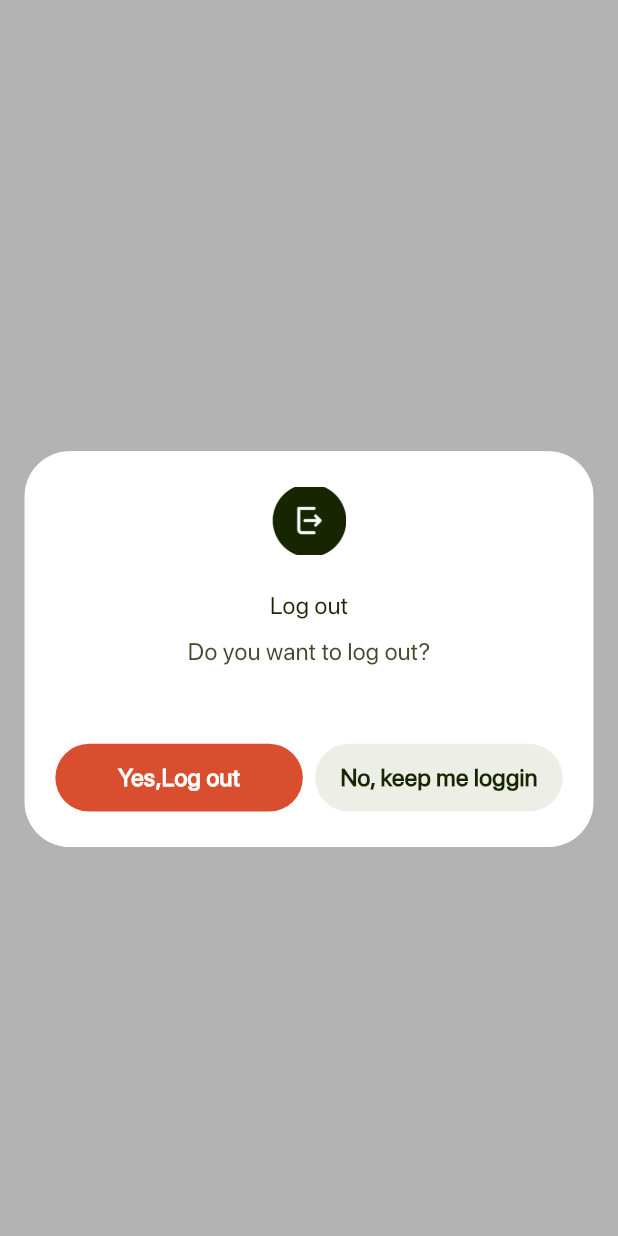
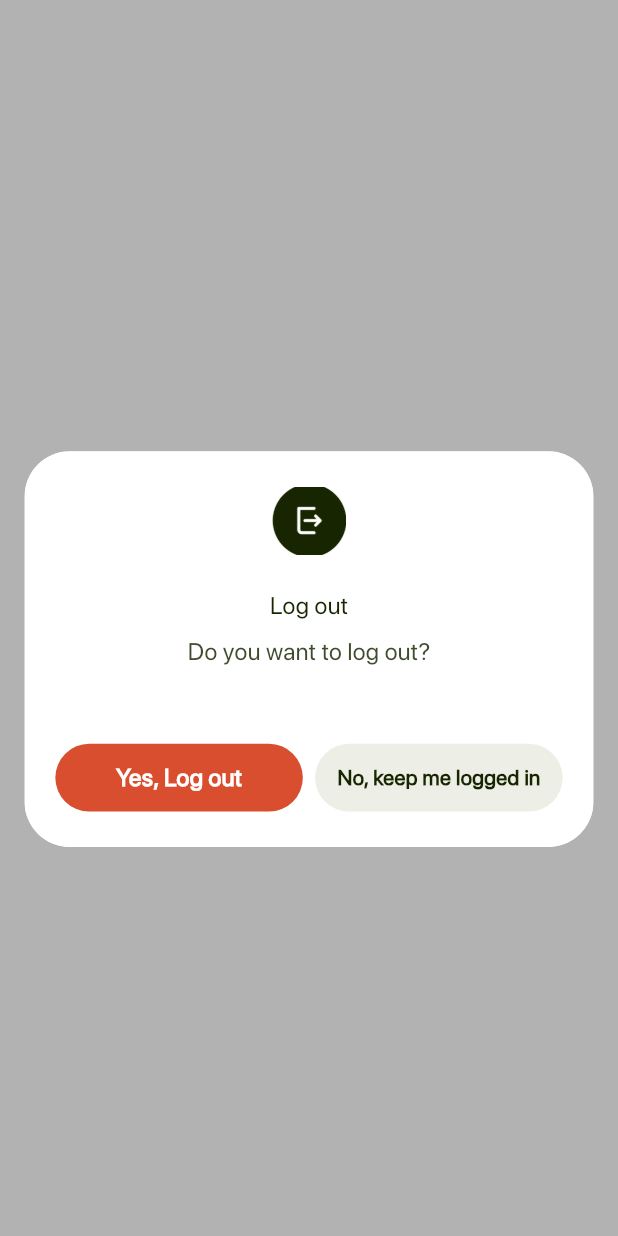
Before and after one commit to ahizaz/personal_wellness, a Flutter app: the Logout screen opened directly, on a phone screen of 412 x 824 dp. Run offline on Flutter 3.47's test engine with Material 3 defaults, Android fonts, the phone set to English and light mode, and no system bars; our stand-ins replace camera, firebase_auth, firebase_core, fl_chart, flutter_easyloading, flutter_screenutil and 10 more; accounts and stored records are empty; project files that could hold a hidden picture were left out.

Commit message:
logout work done

```diff
--- a/lib/feature/forgot_otp_verification.dart/controller/otp_verification_controller.dart
+++ b/lib/feature/forgot_otp_verification.dart/controller/otp_verification_controller.dart
@@ -40,7 +40,7 @@ class OtpVerificationController extends GetxController {
     if (email.isEmpty || otp.isEmpty) return false;
     EasyLoading.show(status: 'Verifying...');
     try {
-      print('Verifying URL: ${Urls.verifyemail}');
+
       final response = await http.post(
         Uri.parse(Urls.verifyemail),
         headers: {"Content-Type": "application/json"},
@@ -54,7 +54,7 @@ class OtpVerificationController extends GetxController {
       EasyLoading.dismiss();
       if (response.statusCode == 200) {
         final data = jsonDecode(response.body);
-        print('Decoded data: $data');
+
         final accessToken = data['accessToken'] ?? data['data']?['accessToken'];
         print('AccessToken (direct): ${data['accessToken']}');
         print('AccessToken (nested): ${data['data']?['accessToken']}');
--- a/lib/feature/profile_accountseetings/screen/logout.dart
+++ b/lib/feature/profile_accountseetings/screen/logout.dart
@@ -4,13 +4,16 @@ import 'package:flutter/material.dart';
 import 'package:flutter_screenutil/flutter_screenutil.dart';
 import 'package:get/get.dart';
 import 'package:personal_wellness/core/utils/constants/image_path.dart';
-import 'package:personal_wellness/feature/onboadring_create_account.dart/screen/sign_in_form.dart';
+import 'package:personal_wellness/feature/onboadring_create_account.dart/controller/sign_in_controller.dart';
 
 class Logout extends StatelessWidget {
   const Logout({super.key});
 
   @override
   Widget build(BuildContext context) {
+    // Find the SignInController (should be already initialized elsewhere)
+    final signInController = Get.put(SignInController());
+
     return Scaffold(
       backgroundColor: Colors.transparent,
       resizeToAvoidBottomInset: true,
@@ -18,12 +21,13 @@ class Logout extends StatelessWidget {
         children: [
           BackdropFilter(
             filter: ImageFilter.blur(sigmaX: 5, sigmaY: 5),
-            child: Container(color: Colors.black.withValues(alpha: 0.3)),
+            child: Container(color: Colors.black.withOpacity(0.3)),
           ),
-          SafeArea(child: Center(
+          SafeArea(
+            child: Center(
               child: SingleChildScrollView(
                 padding: EdgeInsets.only(
-                  top: 60.h, // এখানে top padding দেওয়া হয়েছে
+                  top: 60.h,
                   left: 16.w,
                   right: 16.w,
                   bottom: 16.h,
@@ -45,56 +49,70 @@ class Logout extends StatelessWidget {
                       crossAxisAlignment: CrossAxisAlignment.start,
                       children: [
                         Center(
-                          child: Image(image: AssetImage(ImagePath.logout),
-                          width: 48.w,height: 48.h,fit: BoxFit.cover,),
+                          child: Image(
+                            image: AssetImage(ImagePath.logout),
+                            width: 48.w,
+                            height: 48.h,
+                            fit: BoxFit.cover,
                           ),
-                        SizedBox(height: 24.h,),
+                        ),
+                        SizedBox(height: 24.h),
                         Center(
-                          child: Text("Log out",style: TextStyle(
+                          child: Text(
+                            "Log out",
+                            style: TextStyle(
                               fontFamily: "SFPro",
                               fontSize: 17.sp,
                               fontWeight: FontWeight.w500,
-                            color: Color(0xff172601)
-
-                          ),),
+                              color: Color(0xff172601),
                             ),
-                               SizedBox(height: 8.h,),
+                          ),
+                        ),
+                        SizedBox(height: 8.h),
                         Center(
-                          child: Text("Do you want to log out?",style: TextStyle(
+                          child: Text(
+                            "Do you want to log out?",
+                            style: TextStyle(
                               fontFamily: "SFPro",
                               fontSize: 17.sp,
                               fontWeight: FontWeight.w500,
-                            color: Color(0xff3E4B2C)
-
-                          ),),
+                              color: Color(0xff3E4B2C),
                             ),
-                        SizedBox(height: 53.h,),
+                          ),
+                        ),
+                        SizedBox(height: 53.h),
                         Row(
                           children: [
-                            Expanded(child: InkWell(
-                              onTap: (){
-                                Get.to(()=>SignInForm());
+                            Expanded(
+                              child: InkWell(
+                                onTap: () async {
+                                  await signInController.signOut();
                                 },
                                 child: Container(
                                   width: double.infinity,
                                   height: 48.h,
                                   decoration: BoxDecoration(
                                     color: Color(0xffD94E2E),
-                                  borderRadius: BorderRadius.circular(999.r)
+                                    borderRadius: BorderRadius.circular(999.r),
                                   ),
                                   child: Center(
-                                  child: Text("Yes,Log out",style:TextStyle(
+                                    child: Text(
+                                      "Yes, Log out",
+                                      style: TextStyle(
                                         fontFamily: "SFPro",
                                         fontSize: 17.sp,
                                         fontWeight: FontWeight.w600,
-                                    color: Color(0xffFFFFFF)
-                                  ),),
+                                        color: Color(0xffFFFFFF),
                                       ),
                                     ),
-                            )),
-                            SizedBox(width: 8.w,),
-                                  Expanded(child: InkWell(
-                                    onTap: (){
+                                  ),
+                                ),
+                              ),
+                            ),
+                            SizedBox(width: 8.w),
+                            Expanded(
+                              child: InkWell(
+                                onTap: () {
                                   Get.back();
                                 },
                                 child: Container(
@@ -102,18 +120,22 @@ class Logout extends StatelessWidget {
                                   height: 48.h,
                                   decoration: BoxDecoration(
                                     color: Color(0xffEDEEE6),
-                                                                    borderRadius: BorderRadius.circular(999.r)
+                                    borderRadius: BorderRadius.circular(999.r),
                                   ),
                                   child: Center(
-                                                                    child: Text("No, keep me loggin",style:TextStyle(
+                                    child: Text(
+                                      "No, keep me logged in",
+                                      style: TextStyle(
                                         fontFamily: "SFPro",
-                                    fontSize: 17.sp,
+                                        fontSize: 15.sp,
                                         fontWeight: FontWeight.w600,
                                         color: Color(0xff172601),
-                                                                    ),),
                                       ),
                                     ),
-                                  ))
+                                  ),
+                                ),
+                              ),
+                            )
                           ],
                         )
                       ],
@@ -121,7 +143,8 @@ class Logout extends StatelessWidget {
                   ),
                 ),
               ),
-          ))
+            ),
+          )
         ],
       ),
     );
```
Also changed, not shown: lib/feature/onboadring_create_account.dart/controller/sign_in_controller.dart (+12 -20 lines), lib/feature/onboarding_sign_in.dart/controller/sign_in_pass_controller.dart (+4 -23 lines), lib/feature/splash_screen/controller/splash_controller.dart (+13 -4 lines). Lines whose indentation alone changed are shown as unchanged.
